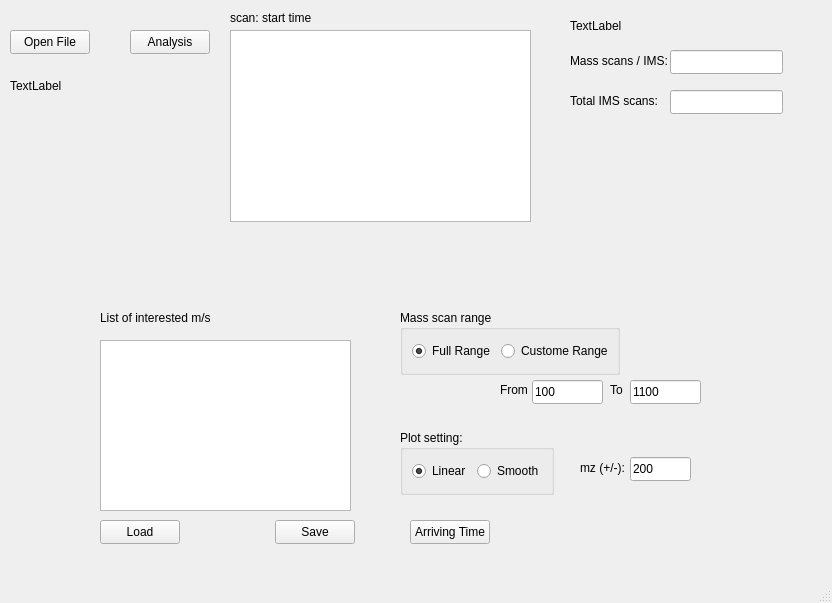
Qt form mainwindow.ui (MOBILionSystems/thermoProcess) before a commit.
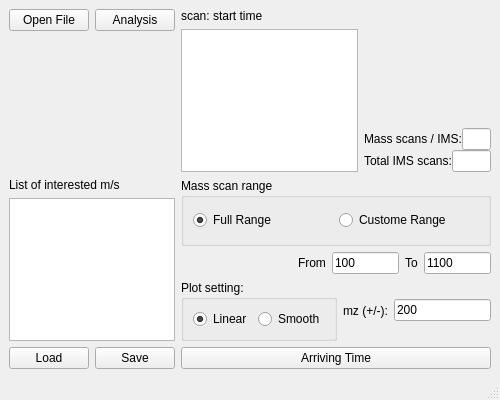
The same form after that commit.

Commit message: use layout on UI

Diff of the .ui file:
```diff
--- a/mainwindow.ui
+++ b/mainwindow.ui
@@ -6,258 +6,153 @@
    <rect>
     <x>0</x>
     <y>0</y>
-    <width>832</width>
-    <height>603</height>
+    <width>500</width>
+    <height>400</height>
    </rect>
   </property>
   <property name="windowTitle">
    <string>MainWindow</string>
   </property>
   <widget class="QWidget" name="centralwidget">
+   <layout class="QVBoxLayout" name="verticalLayout_7">
+    <item>
+     <layout class="QVBoxLayout" name="verticalLayout_6">
+      <item>
+       <layout class="QHBoxLayout" name="horizontalLayout_6">
+        <item>
+         <layout class="QVBoxLayout" name="verticalLayout_3">
+          <item>
+           <layout class="QHBoxLayout" name="horizontalLayout_5">
+            <item>
    <widget class="QPushButton" name="openFileButton">
-    <property name="geometry">
-     <rect>
-      <x>10</x>
-      <y>30</y>
-      <width>80</width>
-      <height>24</height>
-     </rect>
-    </property>
     <property name="text">
      <string>Open File</string>
     </property>
    </widget>
-   <widget class="QLabel" name="fileNameLabel">
-    <property name="geometry">
-     <rect>
-      <x>10</x>
-      <y>70</y>
-      <width>201</width>
-      <height>31</height>
-     </rect>
-    </property>
-    <property name="text">
-     <string>TextLabel</string>
-    </property>
-   </widget>
+            </item>
+            <item>
    <widget class="QPushButton" name="analysisButton">
-    <property name="geometry">
-     <rect>
-      <x>130</x>
-      <y>30</y>
-      <width>80</width>
-      <height>24</height>
-     </rect>
-    </property>
     <property name="text">
      <string>Analysis</string>
     </property>
    </widget>
-   <widget class="QListWidget" name="listWidget">
-    <property name="geometry">
-     <rect>
-      <x>230</x>
-      <y>30</y>
-      <width>301</width>
-      <height>192</height>
-     </rect>
-    </property>
-   </widget>
-   <widget class="QLabel" name="label">
-    <property name="geometry">
-     <rect>
-      <x>570</x>
-      <y>90</y>
-      <width>91</width>
-      <height>21</height>
-     </rect>
-    </property>
+            </item>
+           </layout>
+          </item>
+          <item>
+           <widget class="QLabel" name="fileNameLabel">
+            <property name="text">
+             <string/>
+            </property>
+           </widget>
+          </item>
+         </layout>
+        </item>
+        <item>
+         <layout class="QVBoxLayout" name="verticalLayout_2">
+          <item>
+           <widget class="QLabel" name="label_8">
+            <property name="text">
+             <string>scan: start time</string>
+            </property>
+           </widget>
+          </item>
+          <item>
+           <widget class="QListWidget" name="listWidget"/>
+          </item>
+         </layout>
+        </item>
+        <item>
+         <layout class="QVBoxLayout" name="verticalLayout">
+          <property name="spacing">
+           <number>0</number>
+          </property>
+          <property name="sizeConstraint">
+           <enum>QLayout::SetDefaultConstraint</enum>
+          </property>
+          <property name="topMargin">
+           <number>0</number>
+          </property>
+          <property name="bottomMargin">
+           <number>0</number>
+          </property>
+          <item>
+           <widget class="QLabel" name="totalMassScanNumberLabel">
     <property name="text">
-     <string>Total IMS scans:</string>
-    </property>
-   </widget>
+             <string/>
+            </property>
+           </widget>
+          </item>
+          <item>
+           <layout class="QHBoxLayout" name="horizontalLayout_3">
+            <item>
    <widget class="QLabel" name="label_2">
-    <property name="geometry">
-     <rect>
-      <x>570</x>
-      <y>50</y>
-      <width>101</width>
-      <height>21</height>
-     </rect>
-    </property>
     <property name="text">
      <string>Mass scans / IMS:</string>
     </property>
    </widget>
-   <widget class="QLineEdit" name="totalImsEdit">
-    <property name="geometry">
-     <rect>
-      <x>670</x>
-      <y>90</y>
-      <width>113</width>
-      <height>24</height>
-     </rect>
-    </property>
-   </widget>
-   <widget class="QLineEdit" name="massPerImsEdit">
-    <property name="geometry">
-     <rect>
-      <x>670</x>
-      <y>50</y>
-      <width>113</width>
-      <height>24</height>
-     </rect>
-    </property>
-   </widget>
-   <widget class="QLabel" name="totalMassScanNumberLabel">
-    <property name="geometry">
-     <rect>
-      <x>570</x>
-      <y>15</y>
-      <width>211</width>
-      <height>21</height>
-     </rect>
-    </property>
+            </item>
+            <item>
+             <widget class="QLineEdit" name="massPerImsEdit"/>
+            </item>
+           </layout>
+          </item>
+          <item>
+           <layout class="QHBoxLayout" name="horizontalLayout_4">
+            <item>
+             <widget class="QLabel" name="label">
     <property name="text">
-     <string>TextLabel</string>
-    </property>
-   </widget>
-   <widget class="QPushButton" name="arrivingPlotButton">
-    <property name="geometry">
-     <rect>
-      <x>410</x>
-      <y>520</y>
-      <width>80</width>
-      <height>24</height>
-     </rect>
-    </property>
+               <string>Total IMS scans:</string>
+              </property>
+             </widget>
+            </item>
+            <item>
+             <widget class="QLineEdit" name="totalImsEdit"/>
+            </item>
+           </layout>
+          </item>
+         </layout>
+        </item>
+       </layout>
+      </item>
+      <item>
+       <layout class="QHBoxLayout" name="horizontalLayout_12">
+        <item>
+         <layout class="QVBoxLayout" name="verticalLayout_4">
+          <item>
+           <widget class="QLabel" name="label_7">
     <property name="text">
-     <string>Arriving Time</string>
-    </property>
-   </widget>
+             <string>List of interested m/s</string>
+            </property>
+           </widget>
+          </item>
+          <item>
+           <widget class="QPlainTextEdit" name="interestedMassTextEdit"/>
+          </item>
+          <item>
+           <layout class="QHBoxLayout" name="horizontalLayout_7">
+            <item>
    <widget class="QPushButton" name="loadInterestedMassButton">
-    <property name="geometry">
-     <rect>
-      <x>100</x>
-      <y>520</y>
-      <width>80</width>
-      <height>24</height>
-     </rect>
-    </property>
     <property name="text">
      <string>Load</string>
     </property>
    </widget>
+            </item>
+            <item>
    <widget class="QPushButton" name="saveInterestedMassButton">
-    <property name="geometry">
-     <rect>
-      <x>275</x>
-      <y>520</y>
-      <width>80</width>
-      <height>24</height>
-     </rect>
-    </property>
     <property name="text">
      <string>Save</string>
     </property>
    </widget>
-   <widget class="QPlainTextEdit" name="interestedMassTextEdit">
-    <property name="geometry">
-     <rect>
-      <x>100</x>
-      <y>340</y>
-      <width>251</width>
-      <height>171</height>
-     </rect>
-    </property>
-   </widget>
-   <widget class="QLabel" name="label_4">
-    <property name="geometry">
-     <rect>
-      <x>500</x>
-      <y>382</y>
-      <width>31</width>
-      <height>16</height>
-     </rect>
-    </property>
-    <property name="text">
-     <string>From</string>
-    </property>
-   </widget>
-   <widget class="QLabel" name="label_5">
-    <property name="geometry">
-     <rect>
-      <x>610</x>
-      <y>382</y>
-      <width>21</width>
-      <height>16</height>
-     </rect>
-    </property>
-    <property name="text">
-     <string>To</string>
-    </property>
-   </widget>
-   <widget class="QLineEdit" name="fromRangeLineEdit">
-    <property name="geometry">
-     <rect>
-      <x>532</x>
-      <y>380</y>
-      <width>71</width>
-      <height>24</height>
-     </rect>
-    </property>
-    <property name="text">
-     <string>100</string>
-    </property>
-   </widget>
-   <widget class="QLineEdit" name="toRangeLineEdit">
-    <property name="geometry">
-     <rect>
-      <x>630</x>
-      <y>380</y>
-      <width>71</width>
-      <height>24</height>
-     </rect>
-    </property>
-    <property name="text">
-     <string>1100</string>
-    </property>
-   </widget>
-   <widget class="QLabel" name="label_7">
-    <property name="geometry">
-     <rect>
-      <x>100</x>
-      <y>310</y>
-      <width>121</width>
-      <height>16</height>
-     </rect>
-    </property>
-    <property name="text">
-     <string>List of interested m/s</string>
-    </property>
-   </widget>
-   <widget class="QLabel" name="label_8">
-    <property name="geometry">
-     <rect>
-      <x>230</x>
-      <y>10</y>
-      <width>161</width>
-      <height>16</height>
-     </rect>
-    </property>
-    <property name="text">
-     <string>scan: start time</string>
-    </property>
-   </widget>
+            </item>
+           </layout>
+          </item>
+         </layout>
+        </item>
+        <item>
+         <layout class="QVBoxLayout" name="verticalLayout_5">
+          <item>
    <widget class="QGroupBox" name="massRangeGroupBox">
-    <property name="geometry">
-     <rect>
-      <x>400</x>
-      <y>310</y>
-      <width>220</width>
-      <height>65</height>
-     </rect>
-    </property>
     <property name="title">
      <string>Mass scan range</string>
     </property>
@@ -281,15 +176,60 @@
      </item>
     </layout>
    </widget>
+          </item>
+          <item>
+           <layout class="QHBoxLayout" name="horizontalLayout_11">
+            <item>
+             <spacer name="horizontalSpacer">
+              <property name="orientation">
+               <enum>Qt::Horizontal</enum>
+              </property>
+              <property name="sizeHint" stdset="0">
+               <size>
+                <width>200</width>
+                <height>20</height>
+               </size>
+              </property>
+             </spacer>
+            </item>
+            <item>
+             <layout class="QHBoxLayout" name="horizontalLayout_8">
+              <item>
+               <widget class="QLabel" name="label_4">
+                <property name="text">
+                 <string>From</string>
+                </property>
+               </widget>
+              </item>
+              <item>
+               <widget class="QLineEdit" name="fromRangeLineEdit">
+                <property name="text">
+                 <string>100</string>
+                </property>
+               </widget>
+              </item>
+              <item>
+               <widget class="QLabel" name="label_5">
+                <property name="text">
+                 <string>To</string>
+                </property>
+               </widget>
+              </item>
+              <item>
+               <widget class="QLineEdit" name="toRangeLineEdit">
+                <property name="text">
+                 <string>1100</string>
+                </property>
+               </widget>
+              </item>
+             </layout>
+            </item>
+           </layout>
+          </item>
+          <item>
+           <layout class="QHBoxLayout" name="horizontalLayout_10">
+            <item alignment="Qt::AlignBottom">
    <widget class="QGroupBox" name="plotSettingGroupBox">
-    <property name="geometry">
-     <rect>
-      <x>400</x>
-      <y>430</y>
-      <width>154</width>
-      <height>65</height>
-     </rect>
-    </property>
     <property name="title">
      <string>Plot setting:</string>
     </property>
@@ -313,32 +253,41 @@
      </item>
     </layout>
    </widget>
+            </item>
+            <item>
+             <layout class="QHBoxLayout" name="horizontalLayout_9">
+              <item>
    <widget class="QLabel" name="label_3">
-    <property name="geometry">
-     <rect>
-      <x>580</x>
-      <y>460</y>
-      <width>49</width>
-      <height>16</height>
-     </rect>
-    </property>
     <property name="text">
      <string>mz (+/-):</string>
     </property>
    </widget>
+              </item>
+              <item>
    <widget class="QLineEdit" name="mzPlotRangeLineEdit">
-    <property name="geometry">
-     <rect>
-      <x>630</x>
-      <y>457</y>
-      <width>61</width>
-      <height>24</height>
-     </rect>
-    </property>
     <property name="text">
      <string>200</string>
     </property>
    </widget>
+              </item>
+             </layout>
+            </item>
+           </layout>
+          </item>
+          <item>
+           <widget class="QPushButton" name="arrivingPlotButton">
+            <property name="text">
+             <string>Arriving Time</string>
+            </property>
+           </widget>
+          </item>
+         </layout>
+        </item>
+       </layout>
+      </item>
+     </layout>
+    </item>
+   </layout>
   </widget>
   <widget class="QMenuBar" name="menubar">
    <property name="geometry">
```
Left out of the diff: 2 changed lines with no effect on the pictures. Lines whose indentation alone changed are shown as unchanged. The commit also changes 1 other file.
